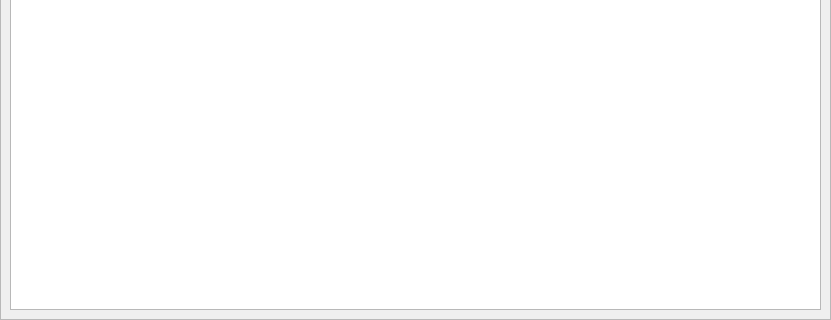
First picture: the form in src/OplPcTools/UI/VmcDetailsActivity.ui, repository brainstream/OPL-PC-Tools, before the edit; both pictures show x 0 to 831 and y 256 to 576 of the 831 by 576 pixel window.
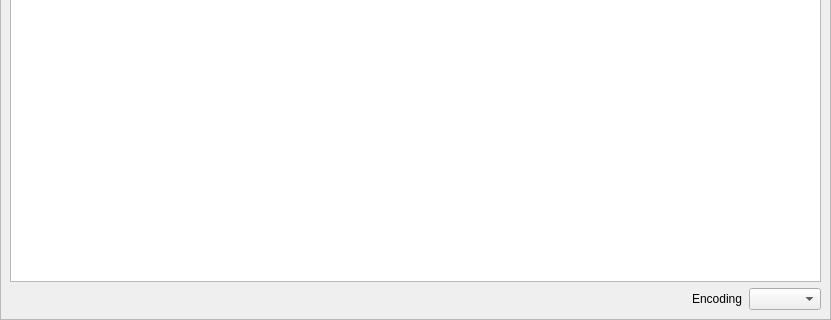
Second picture: the form after the edit. Icons and pictures are not drawn. Custom widgets are drawn as their Qt base class.

Commit message: VMC file system encoding

Diff of the .ui file:
```diff
--- a/src/OplPcTools/UI/VmcDetailsActivity.ui
+++ b/src/OplPcTools/UI/VmcDetailsActivity.ui
@@ -178,6 +178,33 @@
         </property>
        </widget>
       </item>
+      <item>
+       <layout class="QHBoxLayout" name="mp_layout_3">
+        <item>
+         <spacer name="mp_spacer">
+          <property name="orientation">
+           <enum>Qt::Orientation::Horizontal</enum>
+          </property>
+          <property name="sizeHint" stdset="0">
+           <size>
+            <width>40</width>
+            <height>20</height>
+           </size>
+          </property>
+         </spacer>
+        </item>
+        <item>
+         <widget class="QLabel" name="mp_label_encoding">
+          <property name="text">
+           <string>Encoding</string>
+          </property>
+         </widget>
+        </item>
+        <item>
+         <widget class="QComboBox" name="mp_combobox_encoding"/>
+        </item>
+       </layout>
+      </item>
      </layout>
     </widget>
    </item>
```
Left out of the diff: 16 changed lines with no effect on the pictures. The commit also changes 16 other files.
